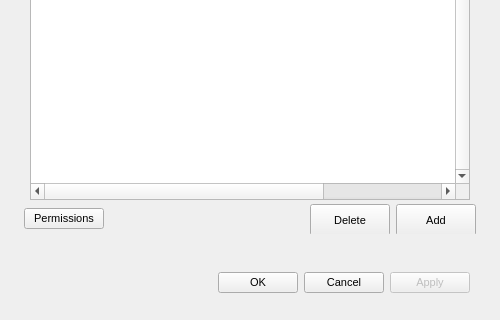
Before: the Qt Designer form Source/MEGASync/gui/macx/SettingsDialog.ui in meganz/MEGAsync, drawn with Qt 5; both pictures show x 0 to 500 and y 273 to 593 of the 500 by 593 pixel window.
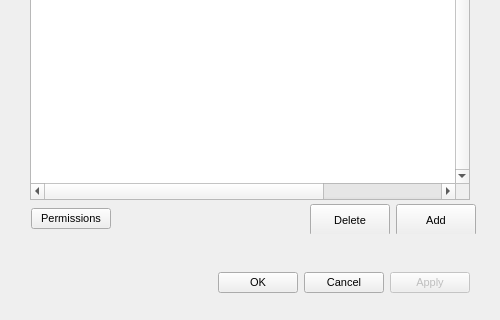
After: the same form once the commit is applied. The open tabs and pages were chosen to show the change. Icons and pictures are not drawn.

Commit message: UI fixes and layout for OS X and Linux

```diff
--- a/Source/MEGASync/gui/macx/SettingsDialog.ui
+++ b/Source/MEGASync/gui/macx/SettingsDialog.ui
@@ -1752,7 +1752,7 @@
             </property>
             <layout class="QHBoxLayout" name="horizontalLayout_6">
              <property name="leftMargin">
-              <number>0</number>
+              <number>7</number>
              </property>
              <property name="topMargin">
               <number>0</number>
```
The commit also changes 4 other files.
